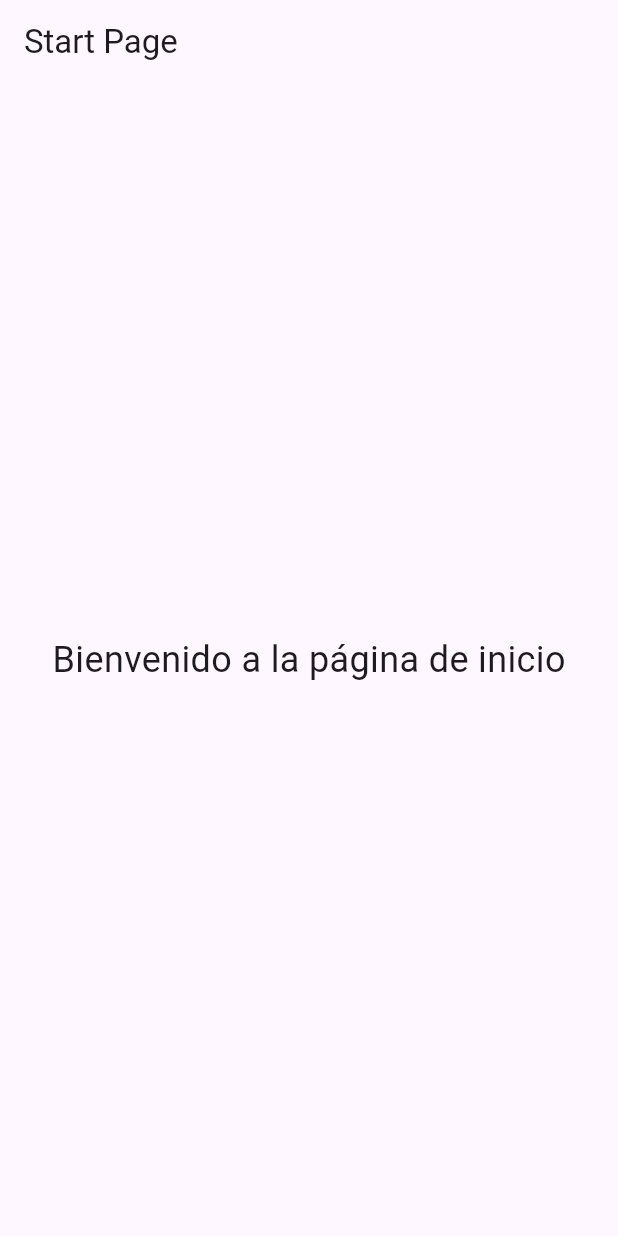
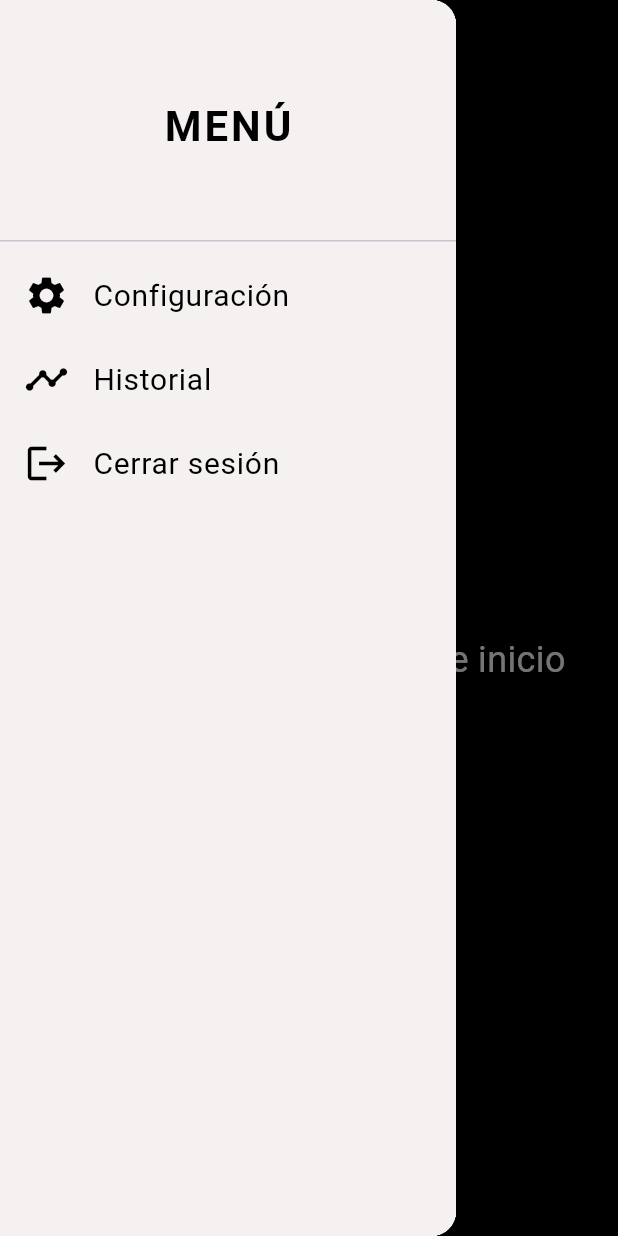
Before and after one commit to yuyiosuna3/Tesis, a Flutter app: the Start screen opened directly, with the side drawer open (before the commit the screen has no drawer), on a phone screen of 412 x 824 dp. Run offline on Flutter 3.47's test engine with Material 3 defaults, Android fonts, the phone set to English and light mode, and no system bars; our stand-ins replace shared_preferences; accounts and stored records are empty; Roboto replaces fonts that are missing (Baskerville).

Commit message:
Barra lateral y redireccionamientos

```diff
--- a/lib/Screens/start.dart
+++ b/lib/Screens/start.dart
@@ -1,5 +1,7 @@
-// start.dart
 import 'package:flutter/material.dart';
+import 'package:smart_gas/Screens/historial.dart';
+import 'package:smart_gas/Screens/settings.dart';
+import 'package:smart_gas/screens/safe_gas.dart';
 
 class Start extends StatelessWidget {
   const Start({Key? key}) : super(key: key);
@@ -8,12 +10,83 @@ class Start extends StatelessWidget {
   Widget build(BuildContext context) {
     return Scaffold(
       appBar: AppBar(
-        title: const Text('Start Page'),
+        backgroundColor: Colors.black,
+        iconTheme: const IconThemeData(color: Colors.white), // Icono del menú en blanco
       ),
       body: const Center(
         child: Text(
           'Bienvenido a la página de inicio',
-          style: TextStyle(fontSize: 24),
+          style: TextStyle(fontSize: 24, color: Colors.white),
+        ),
+      ),
+      backgroundColor: Colors.black, // Fondo negro de la página de inicio
+      drawer: Drawer(
+        child: Container(
+          decoration: const BoxDecoration(
+            color: Color.fromARGB(255, 245, 241, 241), // Fondo para el menú lateral
+          ),
+          child: ListView(
+            padding: EdgeInsets.zero,
+            children: <Widget>[
+              const DrawerHeader(
+                decoration: BoxDecoration(
+                  color: Color.fromARGB(255, 245, 241, 241),
+                ),
+                child: Center(
+                  child: Text(
+                    'MENÚ',
+                    style: TextStyle(
+                      color: Colors.black,
+                      fontFamily: 'Baskerville',
+                      fontSize: 28.0,
+                      fontWeight: FontWeight.bold,
+                      letterSpacing: 2.0,
+                    ),
+                  ),
+                ),
+              ),
+              ListTile(
+                leading: const Icon(Icons.settings, color: Colors.black, size: 30),
+                title: const Text(
+                  'Configuración',
+                  style: TextStyle(fontSize: 20, color: Colors.black),
+                ),
+                onTap: () {
+                  Navigator.push(
+                    context,
+                    MaterialPageRoute(builder: (context) => const SettingsScreen()),
+                  );
+                },
+              ),
+              ListTile(
+                leading: const Icon(Icons.timeline, color: Colors.black, size: 30),
+                title: const Text(
+                  'Historial',
+                  style: TextStyle(fontSize: 20, color: Colors.black),
+                ),
+                onTap: () {
+                  Navigator.push(
+                    context,
+                    MaterialPageRoute(builder: (context) => const HistorialScreen()),
+                  );
+                },
+              ),
+              ListTile(
+                leading: const Icon(Icons.logout, color: Colors.black, size: 30),
+                title: const Text(
+                  'Cerrar sesión',
+                  style: TextStyle(fontSize: 20, color: Colors.black),
+                ),
+                onTap: () {
+                  Navigator.pushAndRemoveUntil(
+                    context,
+                    MaterialPageRoute(builder: (context) => const SafeGas()),
+                    (Route<dynamic> route) => false, // Elimina toda la pila de navegación
+                  );
+                },
+              ),
+            ],
+          ),
         ),
       ),
     );
```
Also changed, not shown: lib/Screens/historial.dart (added, +26 -0 lines), lib/Screens/settings.dart (added, +26 -0 lines).
